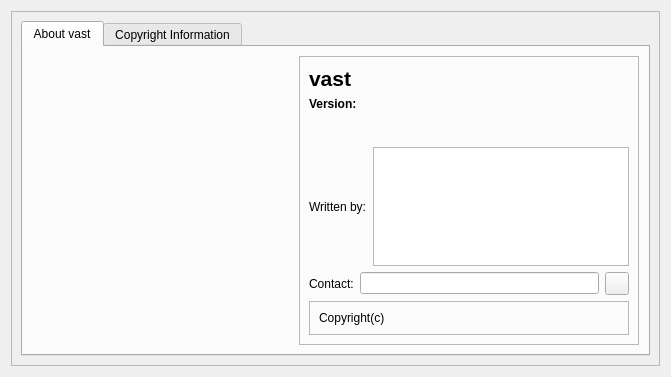
First picture: the form in forms/aboutDialog.ui, repository isis-group/vast, before the edit.
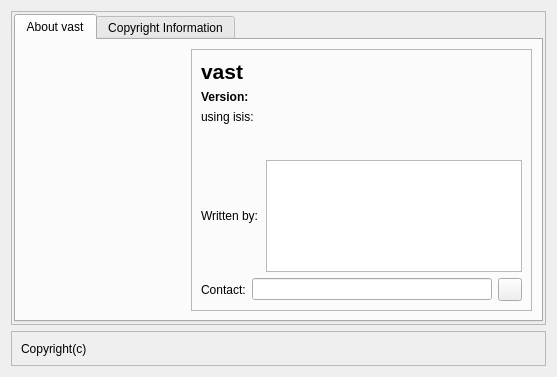
Second picture: the form after the edit.

Commit message: some changes on about dialog

Patch:
```diff
--- a/forms/aboutDialog.ui
+++ b/forms/aboutDialog.ui
@@ -6,7 +6,7 @@
    <rect>
     <x>0</x>
     <y>0</y>
-    <width>671</width>
+    <width>557</width>
     <height>377</height>
    </rect>
   </property>
@@ -23,6 +23,9 @@
       <enum>QFrame::Raised</enum>
      </property>
      <layout class="QHBoxLayout" name="horizontalLayout">
+      <property name="margin">
+       <number>2</number>
+      </property>
       <item>
        <widget class="QTabWidget" name="tabWidget">
         <property name="currentIndex">
@@ -95,7 +98,7 @@
                </property>
               </widget>
              </item>
-             <item row="2" column="0">
+             <item row="3" column="0">
               <spacer name="verticalSpacer">
                <property name="orientation">
                 <enum>Qt::Vertical</enum>
@@ -111,17 +114,24 @@
                </property>
               </spacer>
              </item>
-             <item row="3" column="0" colspan="2">
+             <item row="4" column="0" colspan="2">
               <widget class="QLabel" name="label_3">
                <property name="text">
                 <string>Written by:</string>
                </property>
               </widget>
              </item>
-             <item row="3" column="2">
-              <widget class="QListWidget" name="authorsList"/>
+             <item row="4" column="2">
+              <widget class="QListWidget" name="authorsList">
+               <property name="sizePolicy">
+                <sizepolicy hsizetype="Maximum" vsizetype="Expanding">
+                 <horstretch>0</horstretch>
+                 <verstretch>0</verstretch>
+                </sizepolicy>
+               </property>
+              </widget>
              </item>
-             <item row="4" column="0" rowspan="2" colspan="3">
+             <item row="5" column="0" rowspan="2" colspan="3">
               <widget class="QFrame" name="frame_4">
                <property name="frameShape">
                 <enum>QFrame::NoFrame</enum>
@@ -165,30 +175,18 @@
                </layout>
               </widget>
              </item>
-             <item row="7" column="0" colspan="3">
-              <widget class="QFrame" name="frame_3">
-               <property name="frameShape">
-                <enum>QFrame::StyledPanel</enum>
+             <item row="2" column="0">
+              <widget class="QLabel" name="label_6">
+               <property name="text">
+                <string>using isis:</string>
                </property>
-               <property name="frameShadow">
-                <enum>QFrame::Raised</enum>
+              </widget>
+             </item>
+             <item row="2" column="2">
+              <widget class="QLabel" name="labelISISVersion">
+               <property name="text">
+                <string/>
                </property>
-               <layout class="QHBoxLayout" name="horizontalLayout_3">
-                <item>
-                 <widget class="QLabel" name="label_5">
-                  <property name="text">
-                   <string>Copyright(c)</string>
-                  </property>
-                 </widget>
-                </item>
-                <item>
-                 <widget class="QLabel" name="labelCopyright">
-                  <property name="text">
-                   <string/>
-                  </property>
-                 </widget>
-                </item>
-               </layout>
               </widget>
              </item>
             </layout>
@@ -225,6 +223,37 @@
      </layout>
     </widget>
    </item>
+   <item>
+    <widget class="QFrame" name="frame_3">
+     <property name="frameShape">
+      <enum>QFrame::StyledPanel</enum>
+     </property>
+     <property name="frameShadow">
+      <enum>QFrame::Raised</enum>
+     </property>
+     <layout class="QHBoxLayout" name="horizontalLayout_3">
+      <item>
+       <widget class="QLabel" name="label_5">
+        <property name="text">
+         <string>Copyright(c)</string>
+        </property>
+       </widget>
+      </item>
+      <item>
+       <widget class="QLabel" name="labelCopyright">
+        <property name="font">
+         <font>
+          <pointsize>10</pointsize>
+         </font>
+        </property>
+        <property name="text">
+         <string/>
+        </property>
+       </widget>
+      </item>
+     </layout>
+    </widget>
+   </item>
   </layout>
  </widget>
  <resources/>
```
The commit also changes 2 other files.
